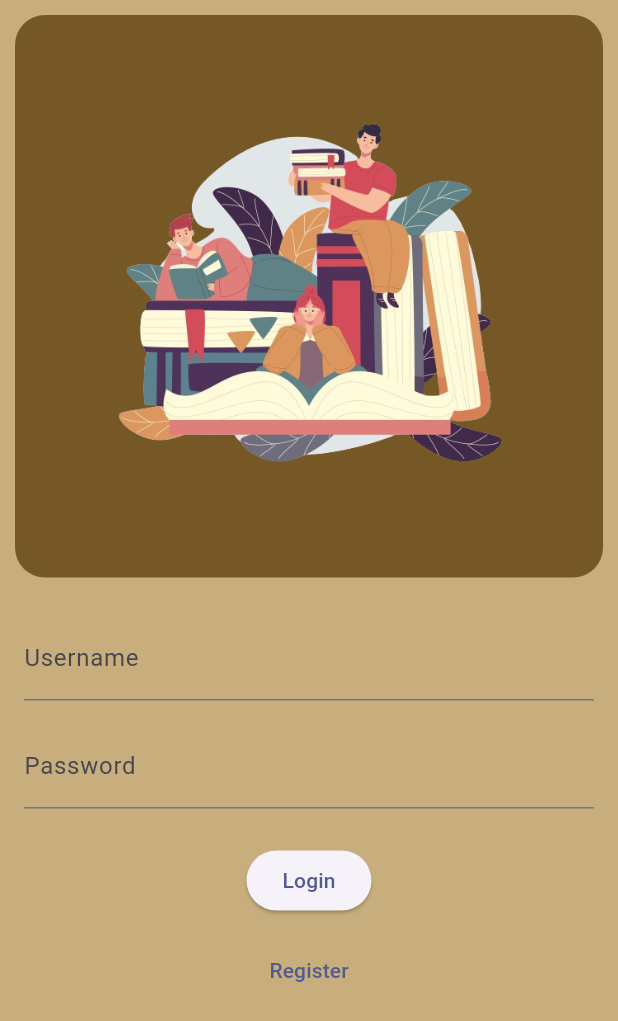
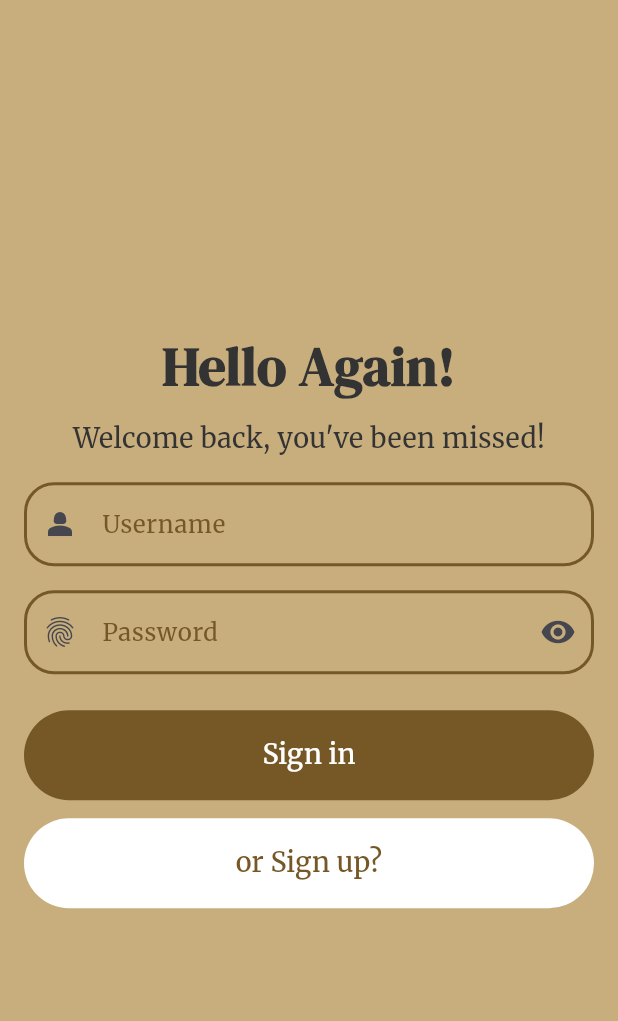
Before and after one commit to PBP-F12/fontana-flutter, a Flutter app: the screen it shows after launch, after a tap on "Sign in", on a phone screen of 412 x 824 dp. Shown: the top 1021 px of the screen. Run offline on Flutter 3.47's test engine with Material 3 defaults, Android fonts, the phone set to English and light mode, and no system bars; our stand-ins replace carousel_slider, google_fonts, shared_preferences.

Commit message:
feat: decorate login page

```diff
--- a/lib/feature/auth/screens/login.dart
+++ b/lib/feature/auth/screens/login.dart
@@ -1,7 +1,10 @@
 import 'package:bookshelve_flutter/feature/auth/screens/register_as_reader.dart';
+import 'package:bookshelve_flutter/feature/auth/widgets/custom_text_field.dart';
 import 'package:bookshelve_flutter/feature/home/screens/home.dart';
+import 'package:bookshelve_flutter/feature/onboarding/widgets/custom_text_button.dart';
 import 'package:flutter/material.dart';
 import 'package:bookshelve_flutter/utils/cookie.dart';
+import 'package:google_fonts/google_fonts.dart';
 import 'package:provider/provider.dart';
 
 class LoginPage extends StatefulWidget {
@@ -23,56 +26,59 @@ class _LoginPageState extends State<LoginPage> {
     return Scaffold(
       backgroundColor: const Color.fromARGB(255, 200, 174, 125),
       body: Column(
-        mainAxisAlignment: MainAxisAlignment.start,
+        mainAxisAlignment: MainAxisAlignment.center,
         children: [
-          Padding(
-            padding: EdgeInsets.all(10),
-            child: Container(
-              width: screenWidth,
-              decoration: const BoxDecoration(
-                  color: Color(0xFF765827),
-                  borderRadius: BorderRadius.all(Radius.circular(20))),
-              padding: const EdgeInsets.only(top: 50, bottom: 50),
-              child: Image.asset(
-                'assets/images/readbook-vector.png',
-                height: 275,
+          Text(
+            'Hello Again!',
+            textAlign: TextAlign.center,
+            style: TextStyle(
+                fontSize: 36,
+                fontWeight: FontWeight.bold,
+                color: const Color(0xFF333333),
+                fontFamily: GoogleFonts.dmSerifDisplay().fontFamily),
           ),
-            ),
+          const SizedBox(height: 10),
+          Text(
+            "Welcome back, you've been missed!",
+            textAlign: TextAlign.center,
+            style: TextStyle(
+                color: const Color(0xFF333333),
+                fontSize: 18,
+                fontFamily: GoogleFonts.merriweather().fontFamily),
           ),
           const SizedBox(height: 16.0),
           Padding(
             padding: EdgeInsets.only(left: 16.0, right: 16.0),
             child: Column(
               children: [
-                TextField(
-                  controller: _usernameController,
-                  decoration: const InputDecoration(labelText: 'Username'),
-                ),
+                CustomTextField(
+                    _usernameController, 'Username', const Icon(Icons.person_2),
+                    hintText: 'jk.rowling'),
                 const SizedBox(height: 16.0),
-                TextField(
-                  controller: _passwordController,
-                  obscureText: true,
-                  decoration: const InputDecoration(labelText: 'Password'),
-                ),
-              ],
-            ),
-          ),
+                CustomTextField(_passwordController, 'Password',
+                    const Icon(Icons.fingerprint),
+                    isHideText: true, hintText: 'Set a strong password.'),
                 const SizedBox(height: 24.0),
-          ElevatedButton(
+                CustomTextButton(
+                    buttonText: 'Sign in',
+                    fixedSize: MaterialStateProperty.all(Size(screenWidth, 60)),
+                    variant: 'primary',
                     onPressed: () async {
                       // Perform login logic (authentication check)
                       if (_performLogin()) {
                         String username = _usernameController.text;
                         String password = _passwordController.text;
 
-                await request.login('http://localhost:8000/auth/api/login',
+                        await request.login(
+                            'http://localhost:8000/auth/api/login',
                             {'username': username, 'password': password});
 
                         if (request.loggedIn) {
                           // If successful, navigate to the home page
                           Navigator.pushReplacement(
                             context,
-                    MaterialPageRoute(builder: (context) => HomePage(request)),
+                            MaterialPageRoute(
+                                builder: (context) => HomePage(request)),
                           );
                         } else {
                           print('failed to login');
@@ -81,11 +87,12 @@ class _LoginPageState extends State<LoginPage> {
                         // Show an error message or handle authentication failure
                         _showErrorDialog();
                       }
-            },
-            child: const Text('Login'),
-          ),
+                    }),
                 const SizedBox(height: 12.0),
-          TextButton(
+                CustomTextButton(
+                    buttonText: 'or Sign up?',
+                    fixedSize: MaterialStateProperty.all(Size(screenWidth, 60)),
+                    variant: 'secondary',
                     onPressed: () {
                       // Navigate to the registration page
                       Navigator.push(
@@ -93,8 +100,9 @@ class _LoginPageState extends State<LoginPage> {
                         MaterialPageRoute(
                             builder: (context) => ReaderRegistrationPage()),
                       );
-            },
-            child: const Text('Register'),
+                    }),
+              ],
+            ),
           ),
         ],
       ),
--- /dev/null
+++ b/lib/feature/auth/widgets/custom_text_field.dart
@@ -0,0 +1,91 @@
+import 'package:flutter/material.dart';
+import 'package:google_fonts/google_fonts.dart';
+
+class CustomTextField extends StatefulWidget {
+  final TextEditingController controller;
+  final String labelText;
+  final bool isHideText;
+  final Icon icon;
+  final String hintText;
+
+  const CustomTextField(this.controller, this.labelText, this.icon,
+      {super.key, this.isHideText = false, this.hintText = ''});
+
+  @override
+  State<CustomTextField> createState() =>
+      _CustomTextFieldState(controller, labelText, isHideText, icon, hintText);
+}
+
+class _CustomTextFieldState extends State<CustomTextField> {
+  final TextEditingController _inputController;
+  final String labelText;
+  final bool isHideTextMode;
+  final Icon icon;
+  final String hintText;
+
+  bool _hideText = false;
+  final FocusNode focusNode = FocusNode();
+  TextStyle labelStyle = TextStyle(
+      color: const Color(0xff765827),
+      fontFamily: GoogleFonts.merriweather().fontFamily);
+
+  _CustomTextFieldState(this._inputController, this.labelText,
+      this.isHideTextMode, this.icon, this.hintText);
+
+  @override
+  void initState() {
+    super.initState();
+    _hideText = isHideTextMode;
+    focusNode.addListener(onFocusChange);
+  }
+
+  void onFocusChange() {
+    setState(() {
+      labelStyle = focusNode.hasFocus
+          ? TextStyle(
+              color: const Color(0xff333333),
+              fontFamily: GoogleFonts.merriweather().fontFamily)
+          : TextStyle(
+              color: const Color(0xff765827),
+              fontFamily: GoogleFonts.merriweather().fontFamily);
+    });
+  }
+
+  @override
+  void dispose() {
+    focusNode.removeListener(onFocusChange);
+    super.dispose();
+  }
+
+  @override
+  Widget build(BuildContext context) {
+    return TextField(
+      focusNode: focusNode,
+      controller: _inputController,
+      style: TextStyle(fontFamily: GoogleFonts.merriweather().fontFamily),
+      decoration: InputDecoration(
+          labelText: labelText,
+          prefixIcon: icon,
+          hintText: hintText,
+          labelStyle: labelStyle,
+          enabledBorder: const OutlineInputBorder(
+              borderSide: BorderSide(color: Color(0xFF765827), width: 2),
+              borderRadius: BorderRadius.all(Radius.circular(20))),
+          focusedBorder: const OutlineInputBorder(
+              borderSide: BorderSide(color: Colors.white, width: 2),
+              borderRadius: BorderRadius.all(Radius.circular(20))),
+          suffixIcon: isHideTextMode
+              ? IconButton(
+                  onPressed: () {
+                    setState(() {
+                      _hideText = !_hideText;
+                    });
+                  },
+                  icon: _hideText
+                      ? const Icon(Icons.remove_red_eye_sharp)
+                      : const Icon(Icons.remove_red_eye_outlined))
+              : null),
+      obscureText: _hideText,
+    );
+  }
+}
--- a/lib/feature/onboarding/screens/welcome_page.dart
+++ b/lib/feature/onboarding/screens/welcome_page.dart
@@ -1,5 +1,6 @@
 import 'package:bookshelve_flutter/feature/auth/screens/login.dart';
 import 'package:bookshelve_flutter/feature/auth/screens/register_as_reader.dart';
+import 'package:bookshelve_flutter/feature/onboarding/widgets/custom_text_button.dart';
 import 'package:flutter/material.dart';
 import 'package:google_fonts/google_fonts.dart';
 
@@ -43,7 +44,7 @@ class WelcomePage extends StatelessWidget {
               ),
               const SizedBox(height: 40),
               Padding(
-                  padding: EdgeInsets.all(16),
+                  padding: const EdgeInsets.all(16),
                   child: Column(
                     children: [
                       Text(
@@ -66,29 +67,22 @@ class WelcomePage extends StatelessWidget {
                             fontFamily: GoogleFonts.merriweather().fontFamily),
                       ),
                       const SizedBox(height: 40),
-                      TextButton(
+                      CustomTextButton(
+                          buttonText: 'Sign in',
+                          fixedSize:
+                              MaterialStateProperty.all(Size(screenWidth, 60)),
                           onPressed: () {
                             Navigator.pushReplacement(
                                 context,
                                 MaterialPageRoute(
                                     builder: ((context) => const LoginPage())));
                           },
-                          style: ButtonStyle(
-                              fixedSize: MaterialStateProperty.all(
-                                  Size(screenWidth, 60)),
-                              backgroundColor: MaterialStateProperty.all(
-                                  const Color(0xFF765827))),
-                          child: Text(
-                            'Sign in',
-                            textAlign: TextAlign.center,
-                            style: TextStyle(
-                                color: Colors.white,
-                                fontSize: 18,
-                                fontFamily:
-                                    GoogleFonts.merriweather().fontFamily),
-                          )),
+                          variant: 'primary'),
                       const SizedBox(height: 10),
-                      TextButton(
+                      CustomTextButton(
+                        buttonText: 'Sign up',
+                        fixedSize:
+                            MaterialStateProperty.all(Size(screenWidth, 60)),
                         onPressed: () {
                           Navigator.pushReplacement(
                               context,
@@ -96,20 +90,8 @@ class WelcomePage extends StatelessWidget {
                                   builder: ((context) =>
                                       const ReaderRegistrationPage())));
                         },
-                          style: ButtonStyle(
-                              fixedSize: MaterialStateProperty.all(
-                                  Size(screenWidth, 60)),
-                              backgroundColor:
-                                  MaterialStateProperty.all(Colors.white)),
-                          child: Text(
-                            'Sign up',
-                            textAlign: TextAlign.center,
-                            style: TextStyle(
-                                color: const Color(0xFF765827),
-                                fontSize: 18,
-                                fontFamily:
-                                    GoogleFonts.merriweather().fontFamily),
-                          ))
+                        variant: 'secondary',
+                      )
                     ],
                   )),
             ])));
--- /dev/null
+++ b/lib/feature/onboarding/widgets/custom_text_button.dart
@@ -0,0 +1,38 @@
+import 'package:flutter/material.dart';
+import 'package:google_fonts/google_fonts.dart';
+
+class CustomTextButton extends StatelessWidget {
+  final MaterialStateProperty<Size>? fixedSize;
+  final Function()? onPressed;
+  final String buttonText;
+  final String variant;
+
+  const CustomTextButton(
+      {this.buttonText = '',
+      this.fixedSize,
+      this.onPressed,
+      this.variant = 'primary',
+      super.key});
+
+  @override
+  Widget build(BuildContext context) {
+    double screenWidth = MediaQuery.of(context).size.width;
+
+    return TextButton(
+        onPressed: onPressed,
+        style: ButtonStyle(
+            fixedSize:
+                fixedSize ?? MaterialStateProperty.all(Size(screenWidth, 60)),
+            backgroundColor: MaterialStateProperty.all(
+                variant == 'primary' ? const Color(0xFF765827) : Colors.white)),
+        child: Text(
+          buttonText,
+          textAlign: TextAlign.center,
+          style: TextStyle(
+              color:
+                  variant == 'primary' ? Colors.white : const Color(0xFF765827),
+              fontSize: 18,
+              fontFamily: GoogleFonts.merriweather().fontFamily),
+        ));
+  }
+}
```
Lines whose indentation alone changed are shown as unchanged.
